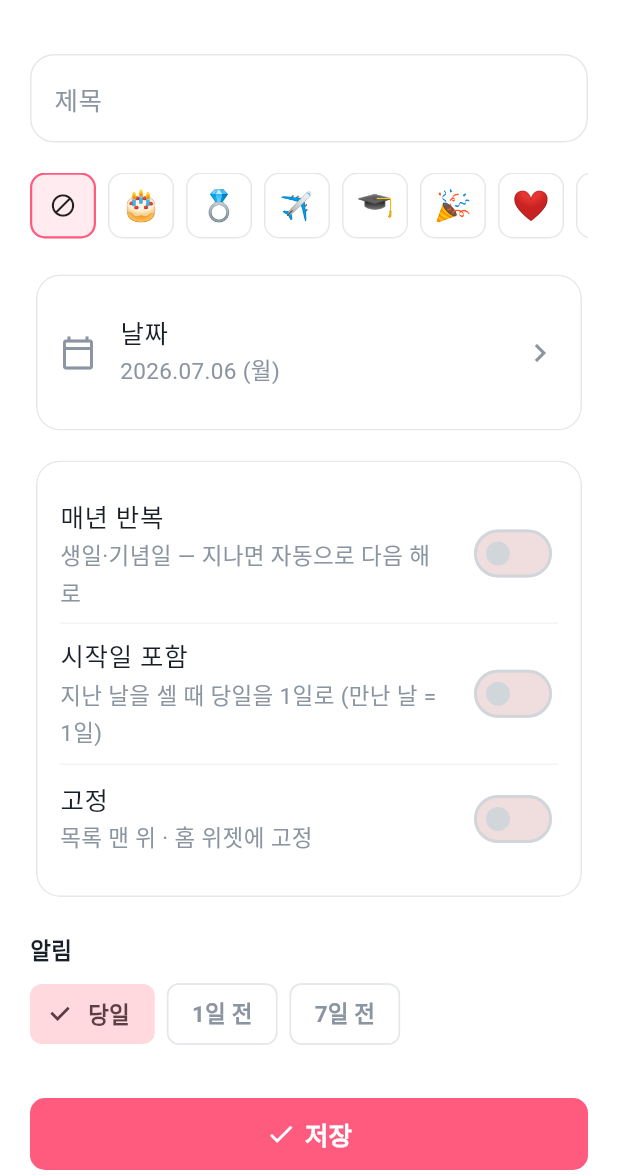
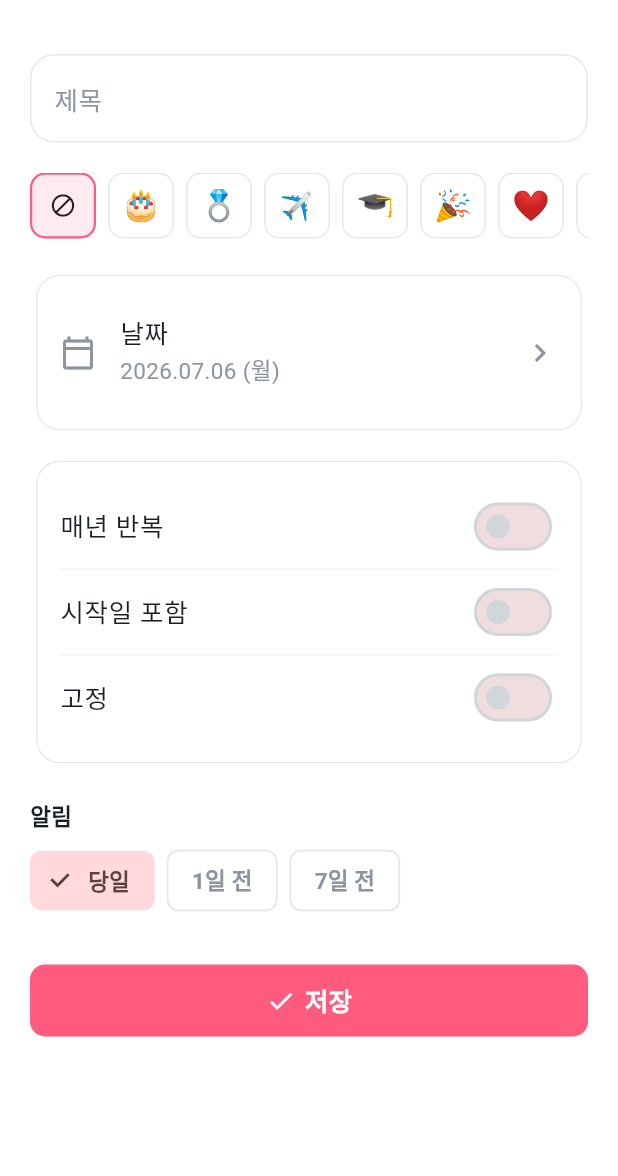
Before and after one commit to sungho8/Building-something-great, a Flutter app: the DDayEditView screen opened directly, on a phone screen of 412 x 824 dp, the part 60-1236 px from its top. Run offline on Flutter 3.47's test engine with Material 3 defaults, Android fonts, the phone set to English and light mode, and no system bars; our stand-ins replace flutter_local_notifications, flutter_riverpod, flutter_timezone, freezed_annotation, shared_preferences, timezone; missing offline and left inert: home_widget; accounts and stored records are empty; Roboto replaces fonts that are missing (packages/design_system/Pretendard).

Commit message:
style(dday): 편집 화면 토글 부제 제거 (라벨 1:1로 간결화)
매년 반복·시작일 포함·고정 토글의 설명 부제를 걷어내고 라벨만 남김.

Co-Authored-By: Claude Opus 4.8 <noreply@anthropic.com>

```diff
--- a/apps/dday/lib/presentation/views/dday/dday_edit_view.dart
+++ b/apps/dday/lib/presentation/views/dday/dday_edit_view.dart
@@ -193,7 +193,6 @@ class _DDayEditViewState extends ConsumerState<DDayEditView> {
                   value: _repeatYearly,
                   onChanged: (v) => setState(() => _repeatYearly = v),
                   title: const Text('매년 반복'),
-                  subtitle: const Text('생일·기념일 — 지나면 자동으로 다음 해로'),
                 ),
                 const Divider(height: 1),
                 SwitchListTile(
@@ -201,7 +200,6 @@ class _DDayEditViewState extends ConsumerState<DDayEditView> {
                   value: _includeStartDay,
                   onChanged: (v) => setState(() => _includeStartDay = v),
                   title: const Text('시작일 포함'),
-                  subtitle: const Text('지난 날을 셀 때 당일을 1일로 (만난 날 = 1일)'),
                 ),
                 const Divider(height: 1),
                 SwitchListTile(
@@ -209,7 +207,6 @@ class _DDayEditViewState extends ConsumerState<DDayEditView> {
                   value: _pinned,
                   onChanged: (v) => setState(() => _pinned = v),
                   title: const Text('고정'),
-                  subtitle: const Text('목록 맨 위 · 홈 위젯에 고정'),
                 ),
               ],
             ),
```
